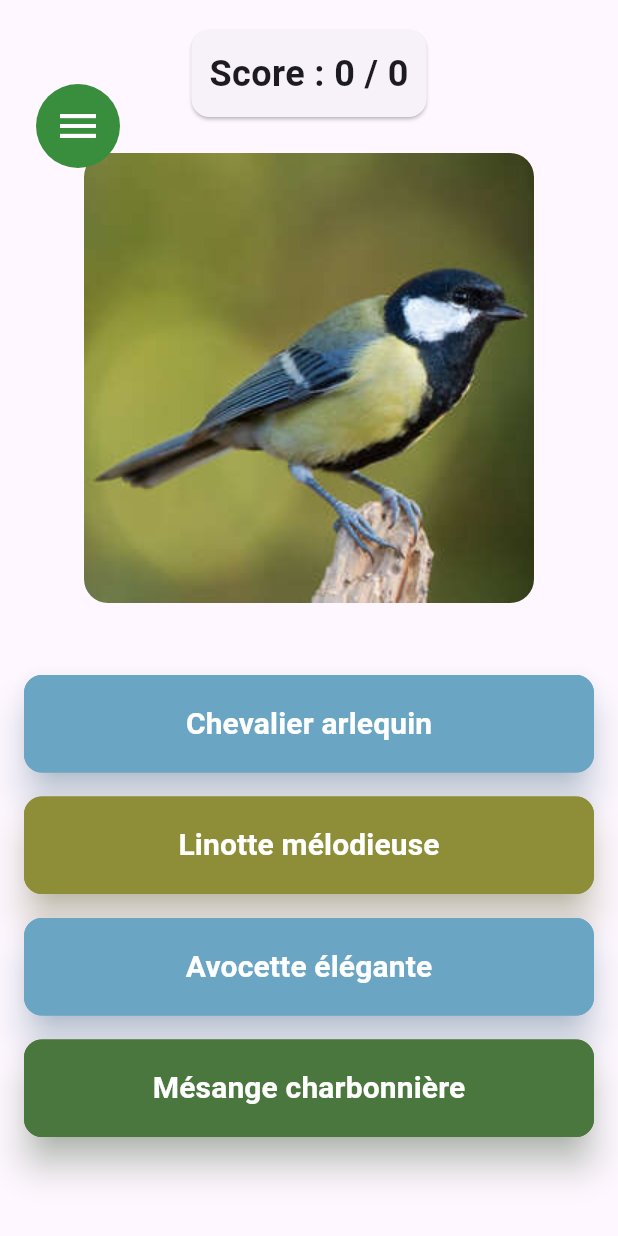
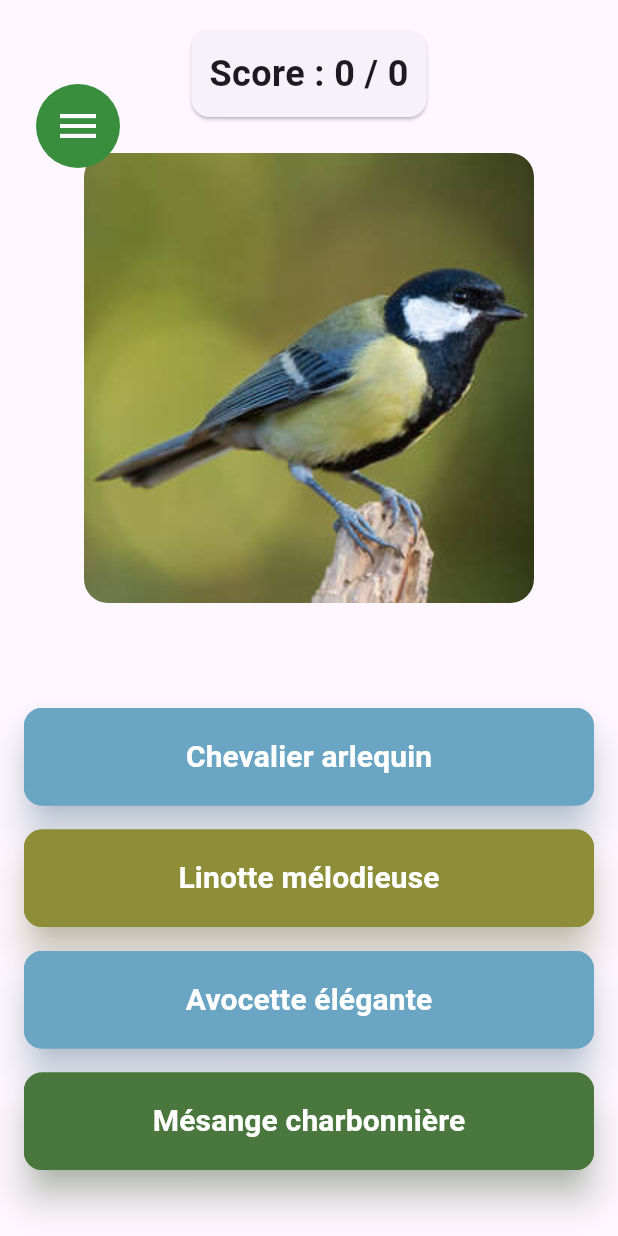
Before and after one commit to Hikikomori041/quiz_oiseaux, a Flutter app: the screen it shows after launch, on a phone screen of 412 x 824 dp. Run offline on Flutter 3.47's test engine with Material 3 defaults, Android fonts, the phone set to English and light mode, and no system bars; our stand-ins replace audioplayers, confetti.

Commit message:
on garde l'espace quand le nom latin est pas affiché

```diff
--- a/lib/main.dart
+++ b/lib/main.dart
@@ -241,7 +241,7 @@ class _QuizScreenState extends State<QuizScreen> {
                     ),
                   ),
 
-                  const SizedBox(height: 10),
+                  // const SizedBox(height: 5),
 
                   // Nom latin – affiché ou caché selon le toggle
                   if (showScientificName)
@@ -253,8 +253,10 @@ class _QuizScreenState extends State<QuizScreen> {
                         textAlign: TextAlign.center,
                       ),
                     ),
+                  if (!showScientificName)
+                    const SizedBox(height: 52),   // garde exactement le même espace
 
-                  const SizedBox(height: 30),
+                  const SizedBox(height: 10),
 
                   // ESPACE RÉSERVÉ POUR LES 4 BOUTONS OU LE RÉSULTAT (hauteur fixe 270px)
                   SizedBox(
```
